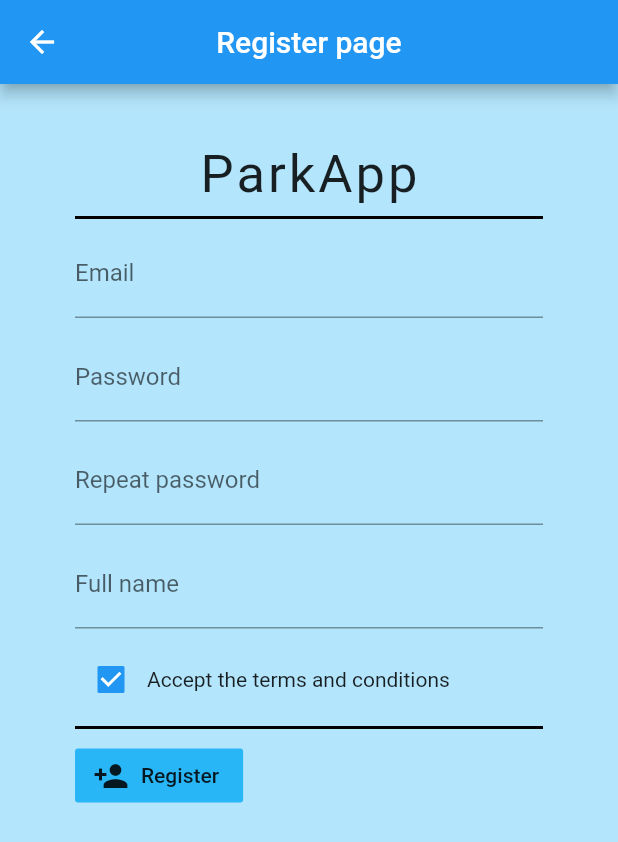
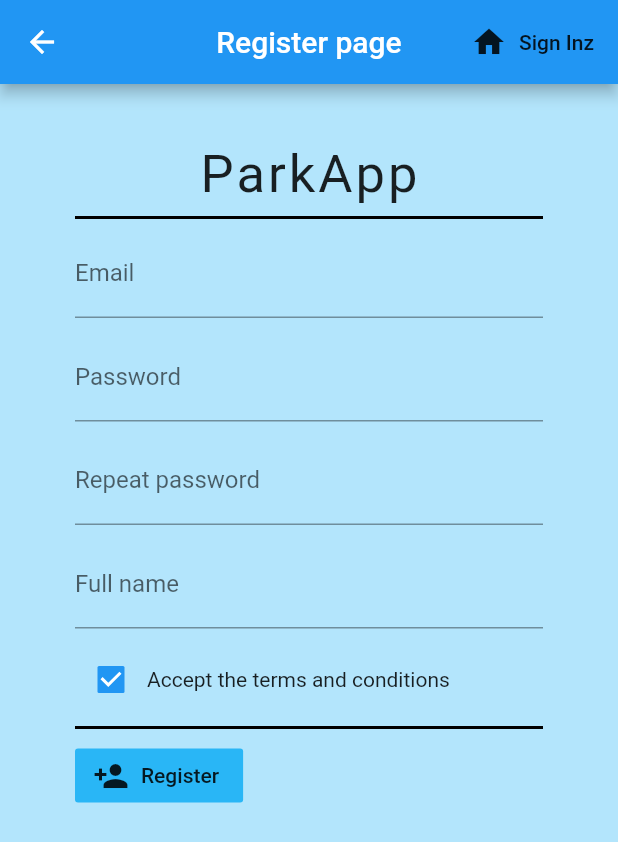
Before and after one commit to Bruseliuz/flutter_parkinggit, a Flutter app: the Register screen opened by its route, on a phone screen of 412 x 824 dp. Shown: the top 842 px of the screen. Run offline on Flutter 3.47's test engine with Material 2 defaults, Android fonts, the phone set to English and light mode, and no system bars; our stand-ins replace cloud_firestore, firebase_auth, flutter_spinkit, google_maps_flutter, location; accounts and stored records are empty.

Commit message:
Sign in buttom

```diff
--- a/lib/register.dart
+++ b/lib/register.dart
@@ -19,7 +19,15 @@ class _RegisterState extends State<Register> {
       backgroundColor: Colors.lightBlue[100],
       appBar: AppBar(
         title: Text('Register page'),
-        centerTitle: true
+        centerTitle: true,
+        actions: <Widget>[
+          FlatButton.icon(
+              onPressed: () {
+                Navigator.pushReplacementNamed(context, '/signIn');
+              } ,
+              icon: Icon(Icons.home),
+              label: Text('Sign Inz'))
+        ],
       ),
       body: Container(
         padding: EdgeInsets.symmetric(vertical: 20.0, horizontal: 50.0),
@@ -74,7 +82,6 @@ class _RegisterState extends State<Register> {
                           checkBox = !checkBox;
                         });
                       },
-
                     ),
                     Text(
                         'Accept the terms and conditions',
```
